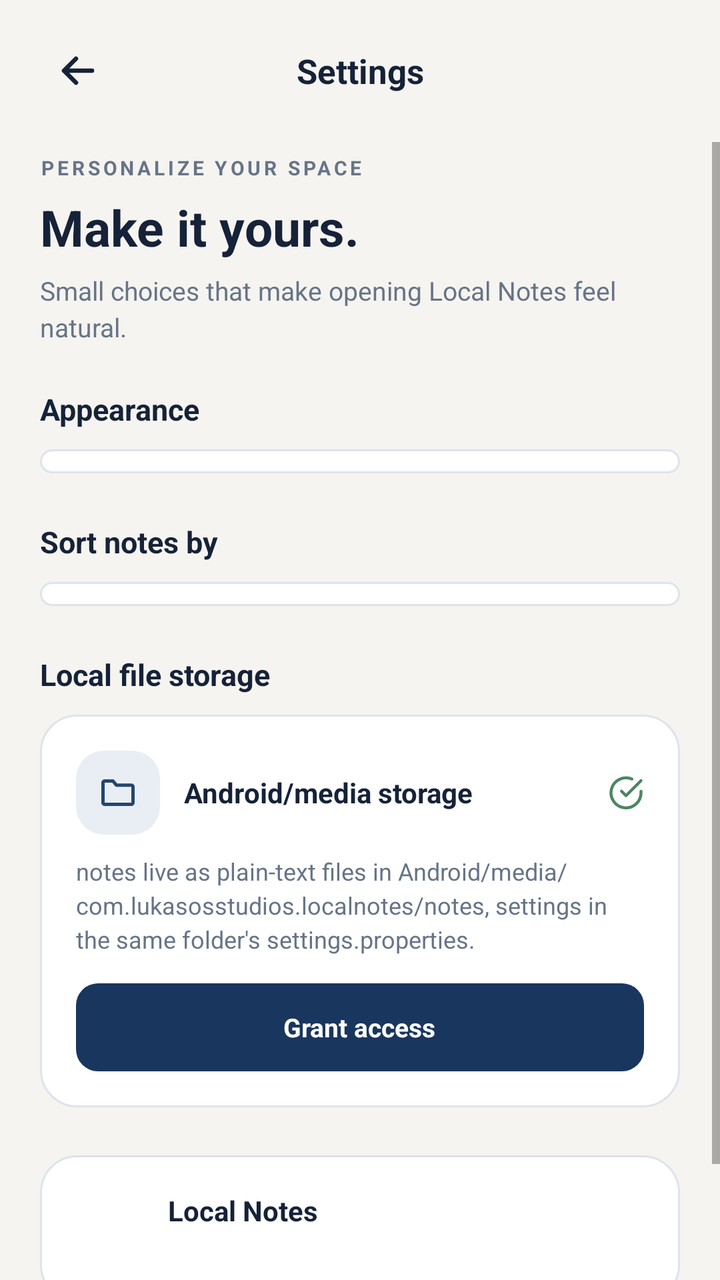
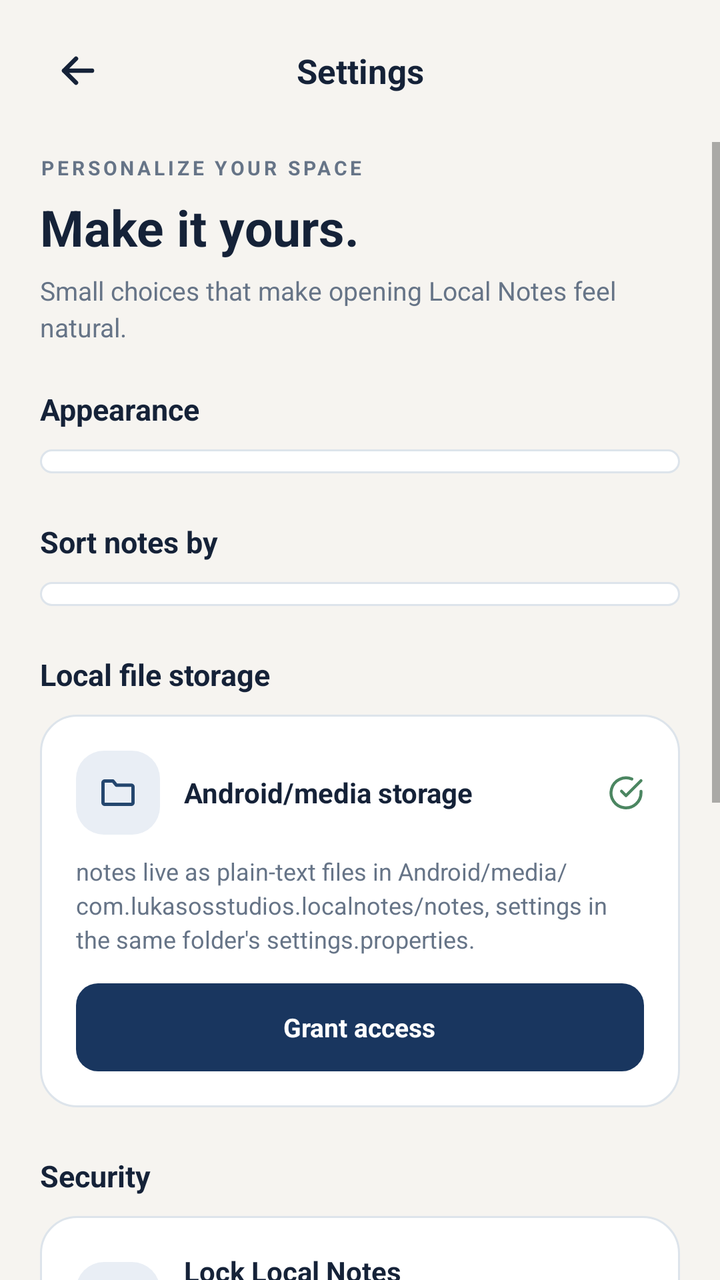

The first picture is an Android layout as it rendered before a commit; the second is the same layout after the commit. The layout source and the unified diff follow.
<!-- AndroidManifest.xml: application theme Theme.LocalNotes -->
<!-- res/layout/activity_settings.xml -->
<?xml version="1.0" encoding="utf-8"?>
<LinearLayout xmlns:android="http://schemas.android.com/apk/res/android"
    xmlns:app="http://schemas.android.com/apk/res-auto"
    android:layout_width="match_parent"
    android:layout_height="match_parent"
    android:background="@color/background"
    android:fitsSystemWindows="true"
    android:orientation="vertical">

    <LinearLayout
        android:layout_width="match_parent"
        android:layout_height="wrap_content"
        android:layout_marginStart="18dp"
        android:layout_marginEnd="18dp"
        android:minHeight="71dp"
        android:gravity="center_vertical"
        android:orientation="horizontal">

        <ImageButton
            android:id="@+id/backButton"
            android:layout_width="42dp"
            android:layout_height="42dp"
            android:background="@android:color/transparent"
            android:contentDescription="@string/cancel"
            android:src="@drawable/ic_back"
            app:tint="@color/foreground" />

        <TextView
            android:layout_width="0dp"
            android:layout_height="wrap_content"
            android:layout_weight="1"
            android:gravity="center"
            android:fontFamily="sans-serif"
            android:textStyle="bold"
            android:text="@string/settings_title"
            android:textColor="@color/foreground"
            android:textSize="17sp" />

        <View
            android:layout_width="42dp"
            android:layout_height="42dp" />
    </LinearLayout>

    <ScrollView
        android:layout_width="match_parent"
        android:layout_height="match_parent"
        android:clipToPadding="false"
        android:paddingBottom="30dp">

        <LinearLayout
            android:layout_width="match_parent"
            android:layout_height="wrap_content"
            android:orientation="vertical"
            android:paddingStart="@dimen/screen_padding"
            android:paddingEnd="@dimen/screen_padding">

            <TextView
                style="@style/Text.Eyebrow"
                android:layout_width="wrap_content"
                android:layout_height="wrap_content"
                android:layout_marginTop="6dp"
                android:text="@string/settings_eyebrow" />

            <TextView
                style="@style/Text.Heading"
                android:layout_width="wrap_content"
                android:layout_height="wrap_content"
                android:layout_marginTop="6dp"
                android:text="@string/settings_heading" />

            <TextView
                android:layout_width="match_parent"
                android:layout_height="wrap_content"
                android:layout_marginTop="6dp"
                android:layout_marginBottom="22dp"
                android:lineSpacingExtra="3dp"
                android:text="@string/settings_subtitle"
                android:textColor="@color/mutedForeground"
                android:textSize="13sp" />

            
            <TextView
                android:layout_width="wrap_content"
                android:layout_height="wrap_content"
                android:layout_marginBottom="10dp"
                android:fontFamily="sans-serif"
                android:textStyle="bold"
                android:text="@string/section_appearance"
                android:textColor="@color/foreground"
                android:textSize="15sp" />

            <LinearLayout
                android:id="@+id/themeGroup"
                android:layout_width="match_parent"
                android:layout_height="wrap_content"
                android:layout_marginBottom="24dp"
                android:background="@drawable/bg_option_group"
                android:orientation="vertical"
                android:padding="6dp" />

            
            <TextView
                android:layout_width="wrap_content"
                android:layout_height="wrap_content"
                android:layout_marginBottom="10dp"
                android:fontFamily="sans-serif"
                android:textStyle="bold"
                android:text="@string/section_sort"
                android:textColor="@color/foreground"
                android:textSize="15sp" />

            <LinearLayout
                android:id="@+id/sortGroup"
                android:layout_width="match_parent"
                android:layout_height="wrap_content"
                android:layout_marginBottom="24dp"
                android:background="@drawable/bg_option_group"
                android:orientation="vertical"
                android:padding="6dp" />

            
            <TextView
                android:layout_width="wrap_content"
                android:layout_height="wrap_content"
                android:layout_marginBottom="10dp"
                android:fontFamily="sans-serif"
                android:textStyle="bold"
                android:text="@string/section_storage"
                android:textColor="@color/foreground"
                android:textSize="15sp" />

            <LinearLayout
                android:layout_width="match_parent"
                android:layout_height="wrap_content"
                android:layout_marginBottom="24dp"
                android:background="@drawable/bg_storage_card"
                android:orientation="vertical"
                android:padding="18dp">

                <LinearLayout
                    android:layout_width="match_parent"
                    android:layout_height="wrap_content"
                    android:gravity="center_vertical"
                    android:orientation="horizontal">

                    <FrameLayout
                        android:layout_width="42dp"
                        android:layout_height="42dp"
                        android:background="@drawable/bg_storage_icon">

                        <ImageView
                            android:layout_width="20dp"
                            android:layout_height="20dp"
                            android:layout_gravity="center"
                            android:src="@drawable/ic_folder"
                            app:tint="@color/secondaryForeground" />
                    </FrameLayout>

                    <TextView
                        android:layout_width="0dp"
                        android:layout_height="wrap_content"
                        android:layout_weight="1"
                        android:layout_marginStart="12dp"
                        android:fontFamily="sans-serif"
                        android:textStyle="bold"
                        android:text="@string/storage_title"
                        android:textColor="@color/foreground"
                        android:textSize="14sp" />

                    <ImageView
                        android:id="@+id/storageStatusIcon"
                        android:layout_width="18dp"
                        android:layout_height="18dp"
                        android:src="@drawable/ic_check_circle"
                        app:tint="@color/note_sage_accent" />
                </LinearLayout>

                <TextView
                    android:layout_width="match_parent"
                    android:layout_height="wrap_content"
                    android:layout_marginTop="10dp"
                    android:layout_marginBottom="14dp"
                    android:lineSpacingExtra="3dp"
                    android:text="@string/storage_subtitle"
                    android:textColor="@color/mutedForeground"
                    android:textSize="12sp" />

                <LinearLayout
                    android:id="@+id/storageActionButton"
                    android:layout_width="match_parent"
                    android:layout_height="44dp"
                    android:background="@drawable/bg_connect_button"
                    android:gravity="center"
                    android:orientation="horizontal">

                    <TextView
                        android:id="@+id/storageActionLabel"
                        android:layout_width="wrap_content"
                        android:layout_height="wrap_content"
                        android:fontFamily="sans-serif"
                        android:textStyle="bold"
                        android:text="@string/storage_not_granted"
                        android:textColor="@color/primaryForeground"
                        android:textSize="13sp" />
                </LinearLayout>
            </LinearLayout>

            
            <LinearLayout
                android:layout_width="match_parent"
                android:layout_height="wrap_content"
                android:layout_marginBottom="20dp"
                android:background="@drawable/bg_storage_card"
                android:gravity="center_vertical"
                android:orientation="horizontal"
                android:padding="18dp">

                <ImageView
                    android:layout_width="34dp"
                    android:layout_height="34dp"
                    android:src="@mipmap/ic_launcher" />

                <LinearLayout
                    android:layout_width="0dp"
                    android:layout_height="wrap_content"
                    android:layout_weight="1"
                    android:layout_marginStart="12dp"
                    android:orientation="vertical">

                    <TextView
                        android:layout_width="wrap_content"
                        android:layout_height="wrap_content"
                        android:fontFamily="sans-serif"
                        android:textStyle="bold"
                        android:text="@string/about_title"
                        android:textColor="@color/foreground"
                        android:textSize="14sp" />

                    <TextView
                        android:id="@+id/versionText"
                        android:layout_width="wrap_content"
                        android:layout_height="wrap_content"
                        android:layout_marginTop="2dp"
                        android:textColor="@color/mutedForeground"
                        android:textSize="12sp" />
                </LinearLayout>
            </LinearLayout>

        </LinearLayout>
    </ScrollView>
</LinearLayout>
<!-- resources referenced by this layout -->
<resources>
  <color name="background">#F6F4F0</color>
  <color name="foreground">#152238</color>
  <color name="mutedForeground">#667487</color>
  <color name="note_sage_accent">#4B8661</color>
  <color name="primaryForeground">#FFFFFF</color>
  <color name="secondaryForeground">#24466E</color>
  <dimen name="screen_padding">20dp</dimen>
  <string name="about_title">Local Notes</string>
  <string name="cancel">Cancel</string>
  <string name="section_appearance">Appearance</string>
  <string name="section_sort">Sort notes by</string>
  <string name="settings_heading">Make it yours.</string>
  <string name="settings_title">Settings</string>
  <string name="storage_not_granted">Grant access</string>
  <color name="primary">#19365F</color>
  <color name="card">#FFFFFF</color>
  <color name="border">#DDE4EB</color>
  <color name="secondary">#E9EEF5</color>
  <color name="ic_launcher_background">#09193E</color>
  <color name="tint">#2E5D91</color>
  <!-- unchanged entries left out for length: 16 -->
</resources>

<!-- the commit's change to res/layout/activity_settings.xml (unified diff, before → after) -->
@@ -206,6 +206,171 @@
             </LinearLayout>
 
             
+            <TextView
+                android:layout_width="wrap_content"
+                android:layout_height="wrap_content"
+                android:layout_marginBottom="10dp"
+                android:fontFamily="sans-serif"
+                android:textStyle="bold"
+                android:text="@string/section_security"
+                android:textColor="@color/foreground"
+                android:textSize="15sp" />
+
+            <LinearLayout
+                android:layout_width="match_parent"
+                android:layout_height="wrap_content"
+                android:layout_marginBottom="24dp"
+                android:background="@drawable/bg_storage_card"
+                android:gravity="center_vertical"
+                android:orientation="horizontal"
+                android:padding="18dp">
+
+                <FrameLayout
+                    android:layout_width="42dp"
+                    android:layout_height="42dp"
+                    android:background="@drawable/bg_storage_icon">
+
+                    <ImageView
+                        android:layout_width="20dp"
+                        android:layout_height="20dp"
+                        android:layout_gravity="center"
+                        android:src="@drawable/ic_lock"
+                        app:tint="@color/secondaryForeground" />
+                </FrameLayout>
+
+                <LinearLayout
+                    android:layout_width="0dp"
+                    android:layout_height="wrap_content"
+                    android:layout_weight="1"
+                    android:layout_marginStart="12dp"
+                    android:orientation="vertical">
+
+                    <TextView
+                        android:layout_width="wrap_content"
+                        android:layout_height="wrap_content"
+                        android:fontFamily="sans-serif"
+                        android:textStyle="bold"
+                        android:text="@string/app_lock_title"
+                        android:textColor="@color/foreground"
+                        android:textSize="14sp" />
+
+                    <TextView
+                        android:layout_width="wrap_content"
+                        android:layout_height="wrap_content"
+                        android:layout_marginTop="3dp"
+                        android:text="@string/app_lock_subtitle"
+                        android:textColor="@color/mutedForeground"
+                        android:textSize="12sp" />
+                </LinearLayout>
+
+                <androidx.appcompat.widget.SwitchCompat
+                    android:id="@+id/appLockSwitch"
+                    android:layout_width="wrap_content"
+                    android:layout_height="wrap_content"
+                    android:layout_marginStart="8dp" />
+            </LinearLayout>
+
+            
+            <TextView
+                android:layout_width="wrap_content"
+                android:layout_height="wrap_content"
+                android:layout_marginBottom="10dp"
+                android:fontFamily="sans-serif"
+                android:textStyle="bold"
+                android:text="@string/section_backup"
+                android:textColor="@color/foreground"
+                android:textSize="15sp" />
+
+            <LinearLayout
+                android:layout_width="match_parent"
+                android:layout_height="wrap_content"
+                android:layout_marginBottom="24dp"
+                android:background="@drawable/bg_storage_card"
+                android:orientation="vertical"
+                android:padding="6dp">
+
+                <LinearLayout
+                    android:id="@+id/exportRow"
+                    android:layout_width="match_parent"
+                    android:layout_height="wrap_content"
+                    android:background="@drawable/bg_option_row"
+                    android:gravity="center_vertical"
+                    android:orientation="horizontal"
+                    android:padding="12dp">
+
+                    <ImageView
+                        android:layout_width="19dp"
+                        android:layout_height="19dp"
+                        android:src="@drawable/ic_export"
+                        app:tint="@color/mutedForeground" />
+
+                    <LinearLayout
+                        android:layout_width="0dp"
+                        android:layout_height="wrap_content"
+                        android:layout_weight="1"
+                        android:layout_marginStart="13dp"
+                        android:orientation="vertical">
+
+                        <TextView
+                            android:layout_width="wrap_content"
+                            android:layout_height="wrap_content"
+                            android:fontFamily="sans-serif-medium"
+                            android:text="@string/backup_export_title"
+                            android:textColor="@color/foreground"
+                            android:textSize="14sp" />
+
+                        <TextView
+                            android:layout_width="wrap_content"
+                            android:layout_height="wrap_content"
+                            android:layout_marginTop="2dp"
+                            android:text="@string/backup_export_subtitle"
+                            android:textColor="@color/mutedForeground"
+                            android:textSize="11sp" />
+                    </LinearLayout>
+                </LinearLayout>
+
+                <LinearLayout
+                    android:id="@+id/importRow"
+                    android:layout_width="match_parent"
+                    android:layout_height="wrap_content"
+                    android:background="@drawable/bg_option_row"
+                    android:gravity="center_vertical"
+                    android:orientation="horizontal"
+                    android:padding="12dp">
+
+                    <ImageView
+                        android:layout_width="19dp"
+                        android:layout_height="19dp"
+                        android:src="@drawable/ic_import"
+                        app:tint="@color/mutedForeground" />
+
+                    <LinearLayout
+                        android:layout_width="0dp"
+                        android:layout_height="wrap_content"
+                        android:layout_weight="1"
+                        android:layout_marginStart="13dp"
+                        android:orientation="vertical">
+
+                        <TextView
+                            android:layout_width="wrap_content"
+                            android:layout_height="wrap_content"
+                            android:fontFamily="sans-serif-medium"
+                            android:text="@string/backup_import_title"
+                            android:textColor="@color/foreground"
+                            android:textSize="14sp" />
+
+                        <TextView
+                            android:layout_width="wrap_content"
+                            android:layout_height="wrap_content"
+                            android:layout_marginTop="2dp"
+                            android:text="@string/backup_import_subtitle"
+                            android:textColor="@color/mutedForeground"
+                            android:textSize="11sp" />
+                    </LinearLayout>
+                </LinearLayout>
+            </LinearLayout>
+
+            
             <LinearLayout
                 android:layout_width="match_parent"
                 android:layout_height="wrap_content"
<!-- resource entries referenced after the edit -->
@@ -7,9 +7,52 @@
   <color name="primaryForeground">#FFFFFF</color>
   <color name="secondaryForeground">#24466E</color>
   <dimen name="screen_padding">20dp</dimen>
+  <!-- drawable bg_option_row (drawable) -->
+  <ripple xmlns:android="http://schemas.android.com/apk/res/android" android:color="?attr/colorControlHighlight">
+      <item>
+          <shape android:shape="rectangle">
+              <solid android:color="@android:color/transparent"/>
+              <corners android:radius="13dp"/>
+          </shape>
+      </item>
+  </ripple>
+  <!-- drawable ic_export (drawable) -->
+  <vector xmlns:android="http://schemas.android.com/apk/res/android"
+      android:width="24dp" android:height="24dp" android:viewportWidth="24" android:viewportHeight="24">
+      <path android:pathData="M12,15L12,3M8,7L12,3L16,7"
+          android:strokeColor="#FF000000" android:strokeWidth="2" android:fillColor="#00000000" android:strokeLineCap="round" android:strokeLineJoin="round"/>
+      <path android:pathData="M4,15L4,19A2,2 0,0 0,6 21L18,21A2,2 0,0 0,20 19L20,15"
+          android:strokeColor="#FF000000" android:strokeWidth="2" android:fillColor="#00000000" android:strokeLineCap="round" android:strokeLineJoin="round"/>
+  </vector>
+  <!-- drawable ic_import (drawable) -->
+  <vector xmlns:android="http://schemas.android.com/apk/res/android"
+      android:width="24dp" android:height="24dp" android:viewportWidth="24" android:viewportHeight="24">
+      <path android:pathData="M12,3L12,15M8,11L12,15L16,11"
+          android:strokeColor="#FF000000" android:strokeWidth="2" android:fillColor="#00000000" android:strokeLineCap="round" android:strokeLineJoin="round"/>
+      <path android:pathData="M4,15L4,19A2,2 0,0 0,6 21L18,21A2,2 0,0 0,20 19L20,15"
+          android:strokeColor="#FF000000" android:strokeWidth="2" android:fillColor="#00000000" android:strokeLineCap="round" android:strokeLineJoin="round"/>
+  </vector>
+  <!-- drawable ic_lock (drawable) -->
+  <vector xmlns:android="http://schemas.android.com/apk/res/android"
+      android:width="24dp" android:height="24dp" android:viewportWidth="24" android:viewportHeight="24">
+      <path android:pathData="M6,11L6,7A6,6 0,0 1,18 7L18,11"
+          android:strokeColor="#FF000000" android:strokeWidth="2" android:fillColor="#00000000"/>
+      <path android:pathData="M5,11L19,11L19,21L5,21Z"
+          android:strokeColor="#FF000000" android:strokeWidth="2" android:fillColor="#00000000" android:strokeLineJoin="round"/>
+      <path android:pathData="M12,15L12,17.5"
+          android:strokeColor="#FF000000" android:strokeWidth="2.2" android:fillColor="#00000000" android:strokeLineCap="round"/>
+  </vector>
   <string name="about_title">Local Notes</string>
+  <string name="app_lock_subtitle">Require your fingerprint, face, or device PIN to open the app.</string>
+  <string name="app_lock_title">Lock Local Notes</string>
+  <string name="backup_export_subtitle">Saves a .zip of every note and your settings.</string>
+  <string name="backup_export_title">Export backup</string>
+  <string name="backup_import_subtitle">Restores notes and settings from a backup .zip.</string>
+  <string name="backup_import_title">Import backup</string>
   <string name="cancel">Cancel</string>
   <string name="section_appearance">Appearance</string>
+  <string name="section_backup">Backup &amp; restore</string>
+  <string name="section_security">Security</string>
   <string name="section_sort">Sort notes by</string>
   <string name="settings_heading">Make it yours.</string>
   <string name="settings_title">Settings</string>
